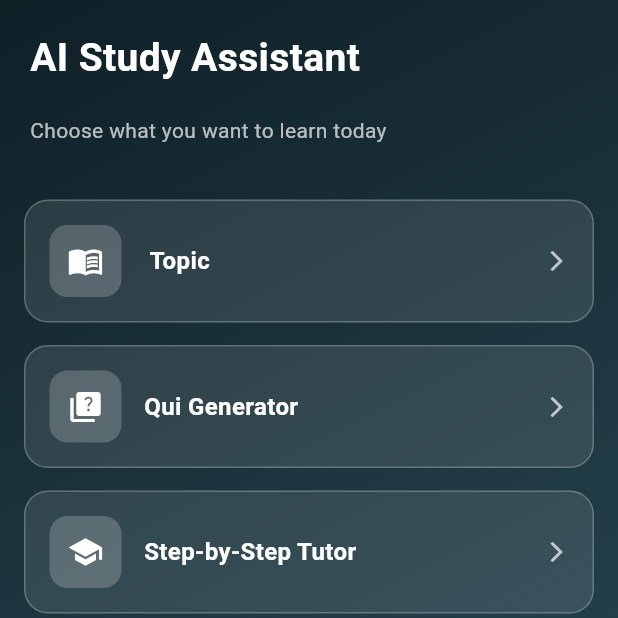
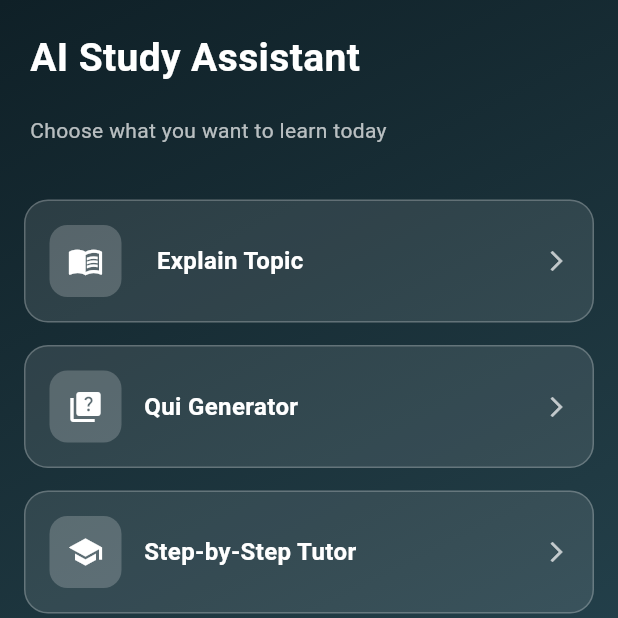
Before and after one commit to muhammadhamza67/ai-study-assistant, a Flutter app: the screen it shows after launch, on a phone screen of 412 x 824 dp, the top half of it. Run offline on Flutter 3.47's test engine with Material 3 defaults, Android fonts, the phone set to English and light mode, and no system bars.

Commit message:
Update project

```diff
--- a/lib/screens/home_screen.dart
+++ b/lib/screens/home_screen.dart
@@ -5,7 +5,7 @@ class HomeScreen extends StatelessWidget {
   const HomeScreen({super.key});
 
   final List<Map<String, dynamic>> features = const [
-    {"title": " Topic", "type": "explain", "icon": Icons.menu_book},
+    {"title": "  Explain Topic", "type": "explain", "icon": Icons.menu_book},
     {"title": "Qui Generator", "type": "quiz", "icon": Icons.quiz},
     {"title": "Step-by-Step Tutor", "type": "tutor", "icon": Icons.school},
     {"title": "Coding Helper", "type": "code", "icon": Icons.code},
```
